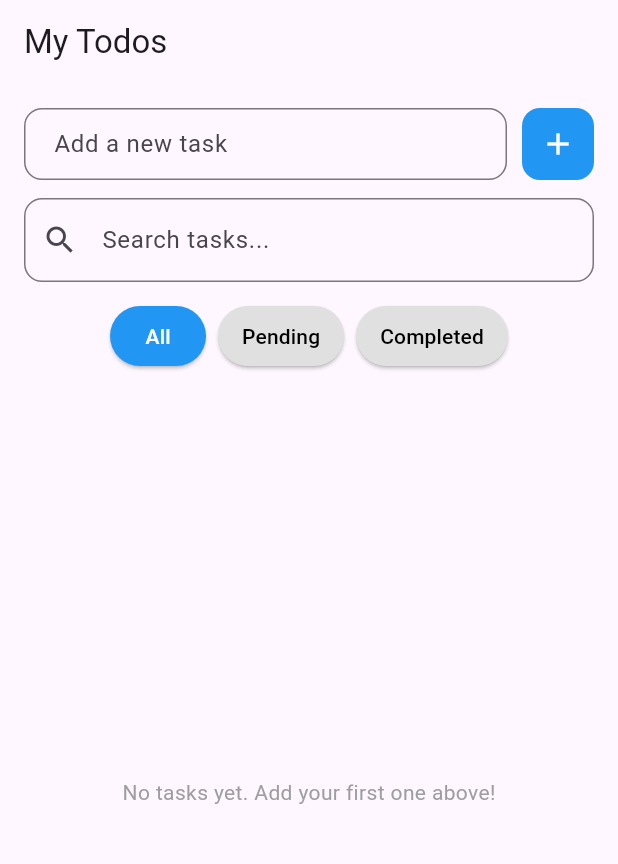
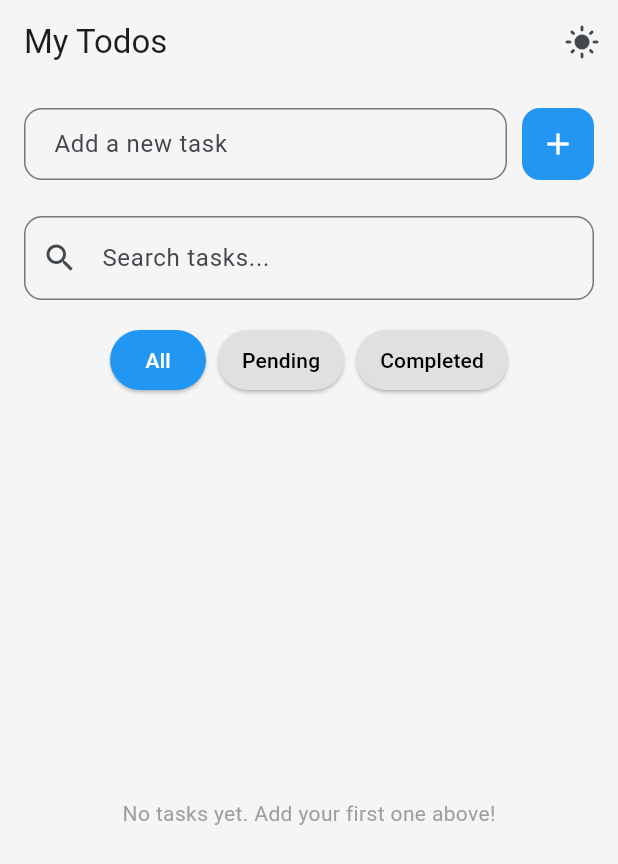
Before and after one commit to ramanathanMuthuraman/todo_app, a Flutter app: the screen it shows after launch, after a tap on the "add" icon, on a phone screen of 412 x 824 dp. Shown: the top 864 px of the screen. Run offline on Flutter 3.47's test engine with Material 3 defaults, Android fonts, the phone set to English and light mode, and no system bars; our stand-ins replace shared_preferences.

Commit message:
Add theme and other UI polishes

```diff
--- /dev/null
+++ b/lib/app_theme.dart
@@ -0,0 +1,66 @@
+import 'package:flutter/material.dart';
+import 'package:flutter/foundation.dart'; // for defaultTargetPlatform
+
+class AppTheme {
+  // Choose a seed color based on platform (adaptive colors)
+  static Color _platformSeedColor() {
+    switch (defaultTargetPlatform) {
+      case TargetPlatform.iOS:
+        return Colors.indigo; // iOS-style blue
+      case TargetPlatform.android:
+        return Colors.blue; // Material blue
+      case TargetPlatform.macOS:
+        return Colors.teal;
+      case TargetPlatform.windows:
+        return Colors.deepPurple;
+      case TargetPlatform.linux:
+        return Colors.green;
+      case TargetPlatform.fuchsia:
+        return Colors.pink;
+    }
+  }
+
+  // LIGHT THEME
+  static ThemeData lightTheme() {
+    final seed = _platformSeedColor();
+
+    final colorScheme =
+        ColorScheme.fromSeed(
+          seedColor: seed,
+          brightness: Brightness.light,
+        ).copyWith(
+          // You can override specific colors here:
+          primary: seed,
+          tertiary: Colors.orange,
+          surface: const Color(0xFFF5F5F5),
+        );
+
+    return ThemeData(
+      useMaterial3: true,
+      colorScheme: colorScheme,
+      scaffoldBackgroundColor: colorScheme.surface,
+      inputDecorationTheme: InputDecorationTheme(
+        border: OutlineInputBorder(borderRadius: BorderRadius.circular(12)),
+      ),
+    );
+  }
+
+  // DARK THEME
+  static ThemeData darkTheme() {
+    final seed = _platformSeedColor();
+
+    final colorScheme = ColorScheme.fromSeed(
+      seedColor: seed,
+      brightness: Brightness.dark,
+    ).copyWith(surface: const Color(0xFF1E1E1E));
+
+    return ThemeData(
+      useMaterial3: true,
+      colorScheme: colorScheme,
+      scaffoldBackgroundColor: colorScheme.surface,
+      inputDecorationTheme: InputDecorationTheme(
+        border: OutlineInputBorder(borderRadius: BorderRadius.circular(12)),
+      ),
+    );
+  }
+}
--- a/lib/main.dart
+++ b/lib/main.dart
@@ -1,124 +1,30 @@
 import 'package:flutter/material.dart';
+import 'app_theme.dart';
+import 'theme_controller.dart';
+import 'todo_screen.dart'; // your existing file
 
-import 'todo_screen.dart';
-
-void main() {
-  runApp(const MyApp());
+void main() async {
+  final themeController = ThemeController();
+  await themeController.loadInitialTheme();
+  runApp(
+    ThemeControllerProvider(controller: themeController, child: const MyApp()),
+  );
 }
 
 class MyApp extends StatelessWidget {
   const MyApp({super.key});
 
-  // This widget is the root of your application.
   @override
   Widget build(BuildContext context) {
+    final theme = ThemeControllerProvider.of(context);
     return MaterialApp(
-      title: 'Flutter Demo',
-      theme: ThemeData(
-        // This is the theme of your application.
-        //
-        // TRY THIS: Try running your application with "flutter run". You'll see
-        // the application has a purple toolbar. Then, without quitting the app,
-        // try changing the seedColor in the colorScheme below to Colors.green
-        // and then invoke "hot reload" (save your changes or press the "hot
-        // reload" button in a Flutter-supported IDE, or press "r" if you used
-        // the command line to start the app).
-        //
-        // Notice that the counter didn't reset back to zero; the application
-        // state is not lost during the reload. To reset the state, use hot
-        // restart instead.
-        //
-        // This works for code too, not just values: Most code changes can be
-        // tested with just a hot reload.
-        colorScheme: ColorScheme.fromSeed(seedColor: Colors.deepPurple),
-      ),
-      home: const TodoScreen(),
+      title: 'My Todos',
+      debugShowCheckedModeBanner: false,
+      theme: AppTheme.lightTheme(),
+      darkTheme: AppTheme.darkTheme(),
+      themeMode: theme.mode,
+
+      home: TodoScreen(),
     );
   }
 }
-
-class MyHomePage extends StatefulWidget {
-  const MyHomePage({super.key, required this.title});
-
-  // This widget is the home page of your application. It is stateful, meaning
-  // that it has a State object (defined below) that contains fields that affect
-  // how it looks.
-
-  // This class is the configuration for the state. It holds the values (in this
-  // case the title) provided by the parent (in this case the App widget) and
-  // used by the build method of the State. Fields in a Widget subclass are
-  // always marked "final".
-
-  final String title;
-
-  @override
-  State<MyHomePage> createState() => _MyHomePageState();
-}
-
-class _MyHomePageState extends State<MyHomePage> {
-  int _counter = 0;
-
-  void _incrementCounter() {
-    setState(() {
-      // This call to setState tells the Flutter framework that something has
-      // changed in this State, which causes it to rerun the build method below
-      // so that the display can reflect the updated values. If we changed
-      // _counter without calling setState(), then the build method would not be
-      // called again, and so nothing would appear to happen.
-      _counter++;
-    });
-  }
-
-  @override
-  Widget build(BuildContext context) {
-    // This method is rerun every time setState is called, for instance as done
-    // by the _incrementCounter method above.
-    //
-    // The Flutter framework has been optimized to make rerunning build methods
-    // fast, so that you can just rebuild anything that needs updating rather
-    // than having to individually change instances of widgets.
-    return Scaffold(
-      appBar: AppBar(
-        // TRY THIS: Try changing the color here to a specific color (to
-        // Colors.amber, perhaps?) and trigger a hot reload to see the AppBar
-        // change color while the other colors stay the same.
-        backgroundColor: Theme.of(context).colorScheme.inversePrimary,
-        // Here we take the value from the MyHomePage object that was created by
-        // the App.build method, and use it to set our appbar title.
-        title: Text(widget.title),
-      ),
-      body: Center(
-        // Center is a layout widget. It takes a single child and positions it
-        // in the middle of the parent.
-        child: Column(
-          // Column is also a layout widget. It takes a list of children and
-          // arranges them vertically. By default, it sizes itself to fit its
-          // children horizontally, and tries to be as tall as its parent.
-          //
-          // Column has various properties to control how it sizes itself and
-          // how it positions its children. Here we use mainAxisAlignment to
-          // center the children vertically; the main axis here is the vertical
-          // axis because Columns are vertical (the cross axis would be
-          // horizontal).
-          //
-          // TRY THIS: Invoke "debug painting" (choose the "Toggle Debug Paint"
-          // action in the IDE, or press "p" in the console), to see the
-          // wireframe for each widget.
-          mainAxisAlignment: MainAxisAlignment.center,
-          children: <Widget>[
-            const Text('You have pushed the button this many times:'),
-            Text(
-              '$_counter',
-              style: Theme.of(context).textTheme.headlineMedium,
-            ),
-          ],
-        ),
-      ),
-      floatingActionButton: FloatingActionButton(
-        onPressed: _incrementCounter,
-        tooltip: 'Increment',
-        child: const Icon(Icons.add),
-      ), // This trailing comma makes auto-formatting nicer for build methods.
-    );
-  }
-}
--- /dev/null
+++ b/lib/theme_controller.dart
@@ -0,0 +1,79 @@
+import 'package:flutter/material.dart';
+import 'package:shared_preferences/shared_preferences.dart';
+
+class ThemeController extends ChangeNotifier {
+  ThemeMode _mode = ThemeMode.light; // or ThemeMode.system if you like
+  static const _prefKey = 'theme_mode_v1';
+
+  ThemeMode get mode => _mode;
+  bool get isDark => _mode == ThemeMode.dark;
+
+  Future<void> loadInitialTheme() async {
+    final prefs = await SharedPreferences.getInstance();
+    final stored = prefs.getString(_prefKey);
+
+    switch (stored) {
+      case 'light':
+        _mode = ThemeMode.light;
+        break;
+      case 'dark':
+        _mode = ThemeMode.dark;
+        break;
+      case 'system':
+        _mode = ThemeMode.system;
+        break;
+      default:
+        _mode = ThemeMode.light; // fallback
+    }
+
+    notifyListeners(); // tell listeners that mode is ready
+  }
+
+  Future<void> _saveThemeMode() async {
+    final prefs = await SharedPreferences.getInstance();
+
+    String value;
+    switch (_mode) {
+      case ThemeMode.light:
+        value = 'light';
+        break;
+      case ThemeMode.dark:
+        value = 'dark';
+        break;
+      case ThemeMode.system:
+        value = 'system';
+        break;
+    }
+
+    await prefs.setString(_prefKey, value);
+  }
+
+  void setMode(ThemeMode mode) {
+    _mode = mode;
+    notifyListeners();
+    _saveThemeMode();
+  }
+
+  void toggle() {
+    if (_mode == ThemeMode.dark) {
+      setMode(ThemeMode.light);
+    } else {
+      setMode(ThemeMode.dark);
+    }
+  }
+}
+
+class ThemeControllerProvider extends InheritedNotifier<ThemeController> {
+  const ThemeControllerProvider({
+    super.key,
+    required ThemeController controller,
+    required super.child,
+  }) : super(notifier: controller);
+
+  static ThemeController of(BuildContext context) {
+    final provider = context
+        .dependOnInheritedWidgetOfExactType<ThemeControllerProvider>();
+    assert(provider != null, 'No ThemeControllerProvider found in context');
+    return provider!.notifier!;
+  }
+}
--- a/lib/todo_screen.dart
+++ b/lib/todo_screen.dart
@@ -3,6 +3,7 @@ import 'dart:convert';
 import 'package:intl/intl.dart';
 import 'package:shared_preferences/shared_preferences.dart';
 import 'dart:async';
+import 'theme_controller.dart';
 
 enum FilterType { all, pending, completed }
 
@@ -299,20 +300,27 @@ class _TodoScreenState extends State<TodoScreen> {
   @override
   Widget build(BuildContext context) {
     final list = _visibleTodos;
+    final theme = ThemeControllerProvider.of(context);
     return Scaffold(
-      appBar: AppBar(title: const Text("My Todos")),
-      body: Align(
-        alignment: Alignment.topLeft,
-
-        // Center is a layout widget. It takes a single child and positions it
-        // in the middle of the parent.
-        child: Padding(
+      backgroundColor: Theme.of(context).scaffoldBackgroundColor,
+      appBar: AppBar(
+        title: const Text("My Todos"),
+        elevation: 0,
+        actions: [
+          IconButton(
+            icon: Icon(theme.isDark ? Icons.dark_mode : Icons.light_mode),
+            onPressed: theme.toggle,
+            tooltip: 'Toggle theme',
+          ),
+        ],
+      ),
+      body: Padding(
         padding: const EdgeInsets.all(16.0),
         child: Column(
           crossAxisAlignment: CrossAxisAlignment.start,
           children: [
-              Center(
-                child: Row(
+            // 1) Add new task row
+            Row(
               children: [
                 // Text Input Box (takes remaining space)
                 Expanded(
@@ -331,9 +339,10 @@ class _TodoScreenState extends State<TodoScreen> {
                   ),
                 ),
 
+                const SizedBox(width: 10),
+
                 // Add Button
                 Container(
-                      margin: EdgeInsets.only(left: 10),
                   decoration: BoxDecoration(
                     color: Colors.blue,
                     borderRadius: BorderRadius.circular(12),
@@ -359,32 +368,42 @@ class _TodoScreenState extends State<TodoScreen> {
                 ),
               ],
             ),
-              ),
 
+            const SizedBox(height: 16),
+
+            // 2) Search field
             Padding(
-                padding: const EdgeInsets.symmetric(vertical: 12),
+              padding: const EdgeInsets.symmetric(vertical: 8),
               child: TextField(
                 controller: _searchController,
                 decoration: InputDecoration(
                   hintText: "Search tasks...",
-                    prefixIcon: Icon(Icons.search),
+                  prefixIcon: const Icon(Icons.search),
                   border: OutlineInputBorder(
                     borderRadius: BorderRadius.circular(12),
                   ),
                 ),
-                  onChanged: _onSearchChanged, // 👈 new method
+                onChanged: _onSearchChanged,
               ),
             ),
+
+            const SizedBox(height: 8),
+
+            // 3) Filter buttons
             Row(
               mainAxisAlignment: MainAxisAlignment.center,
               children: [
                 _buildFilterButton("All", FilterType.all),
-                  SizedBox(width: 8),
+                const SizedBox(width: 8),
                 _buildFilterButton("Pending", FilterType.pending),
-                  SizedBox(width: 8),
+                const SizedBox(width: 8),
                 _buildFilterButton("Completed", FilterType.completed),
               ],
             ),
+
+            const SizedBox(height: 12),
+
+            // 4) List / Empty state — must be Expanded
             Expanded(
               child: list.isEmpty
                   ? Center(
@@ -401,12 +420,13 @@ class _TodoScreenState extends State<TodoScreen> {
                       itemCount: list.length,
                       itemBuilder: (context, index) {
                         final item = list[index];
+
                         return Dismissible(
-                            key: ValueKey(item.title), // ok for now
-                            direction: DismissDirection
-                                .endToStart, // swipe right → left
+                          key: ValueKey(
+                            '${item.title}_${item.dueDate.toIso8601String()}',
+                          ),
+                          direction: DismissDirection.endToStart,
                           onDismissed: (direction) async {
-                              // store title before removing
                             final removedTitle = item.title;
 
                             setState(() {
@@ -416,16 +436,12 @@ class _TodoScreenState extends State<TodoScreen> {
                             await _saveTodos();
                             if (!context.mounted) return;
                             ScaffoldMessenger.of(context).showSnackBar(
-                                SnackBar(
-                                  content: Text('$removedTitle deleted'),
-                                ),
+                              SnackBar(content: Text('$removedTitle deleted')),
                             );
                           },
                           background: Container(
                             alignment: Alignment.centerRight,
-                              padding: const EdgeInsets.symmetric(
-                                horizontal: 16,
-                              ),
+                            padding: const EdgeInsets.symmetric(horizontal: 16),
                             color: Colors.red,
                             child: const Icon(
                               Icons.delete,
@@ -454,7 +470,6 @@ class _TodoScreenState extends State<TodoScreen> {
                     ),
             ),
           ],
-          ),
         ),
       ),
     );
@@ -493,8 +508,19 @@ class _TodoListItem extends StatelessWidget {
         scale: isDone ? 0.96 : 1.0, // <<-- NEW
         duration: const Duration(milliseconds: 180),
         curve: Curves.easeOut,
+        child: Padding(
+          padding: const EdgeInsets.symmetric(vertical: 4.0),
+          child: Card(
+            elevation: 2,
+            color: isDone ? Colors.grey[200] : Colors.white,
+            shape: RoundedRectangleBorder(
+              borderRadius: BorderRadius.circular(12),
+            ),
             child: ListTile(
-          contentPadding: EdgeInsets.zero,
+              contentPadding: const EdgeInsets.symmetric(
+                horizontal: 12,
+                vertical: 4,
+              ),
               leading: IconButton(
                 icon: Icon(
                   isDone ? Icons.check_box : Icons.check_box_outline_blank,
@@ -527,10 +553,11 @@ class _TodoListItem extends StatelessWidget {
                   ],
                 ],
               ),
-
               trailing: IconButton(
                 icon: const Icon(Icons.more_vert),
-            onPressed: onEdit, // 👈 call the callback
+                onPressed: onEdit,
+              ),
+            ),
           ),
         ),
       ),
```
Lines whose indentation alone changed are shown as unchanged.
